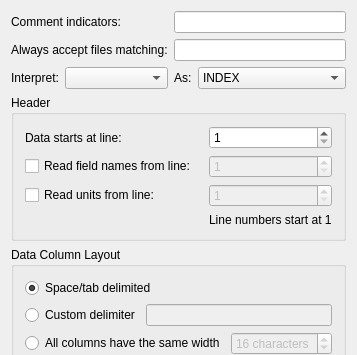
Before: the Qt Designer form src/datasources/ascii/asciiconfig.ui in Kst-plot/kst, drawn with Qt 5; both pictures show x 0 to 357 and y 0 to 355 of the 357 by 574 pixel window.
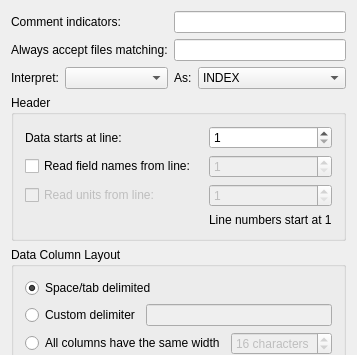
After: the same form once the commit is applied.

Diff of the .ui file:
```diff
--- a/src/datasources/ascii/asciiconfig.ui
+++ b/src/datasources/ascii/asciiconfig.ui
@@ -7,7 +7,7 @@
     <x>0</x>
     <y>0</y>
     <width>357</width>
-    <height>532</height>
+    <height>545</height>
    </rect>
   </property>
   <layout class="QVBoxLayout" name="verticalLayout">
@@ -192,6 +192,9 @@
       </item>
       <item row="2" column="0">
        <widget class="QCheckBox" name="_readUnits">
+        <property name="enabled">
+         <bool>false</bool>
+        </property>
         <property name="text">
          <string>Read units from line:</string>
         </property>
```
Left out of the diff: 88 changed lines with no effect on the pictures.
